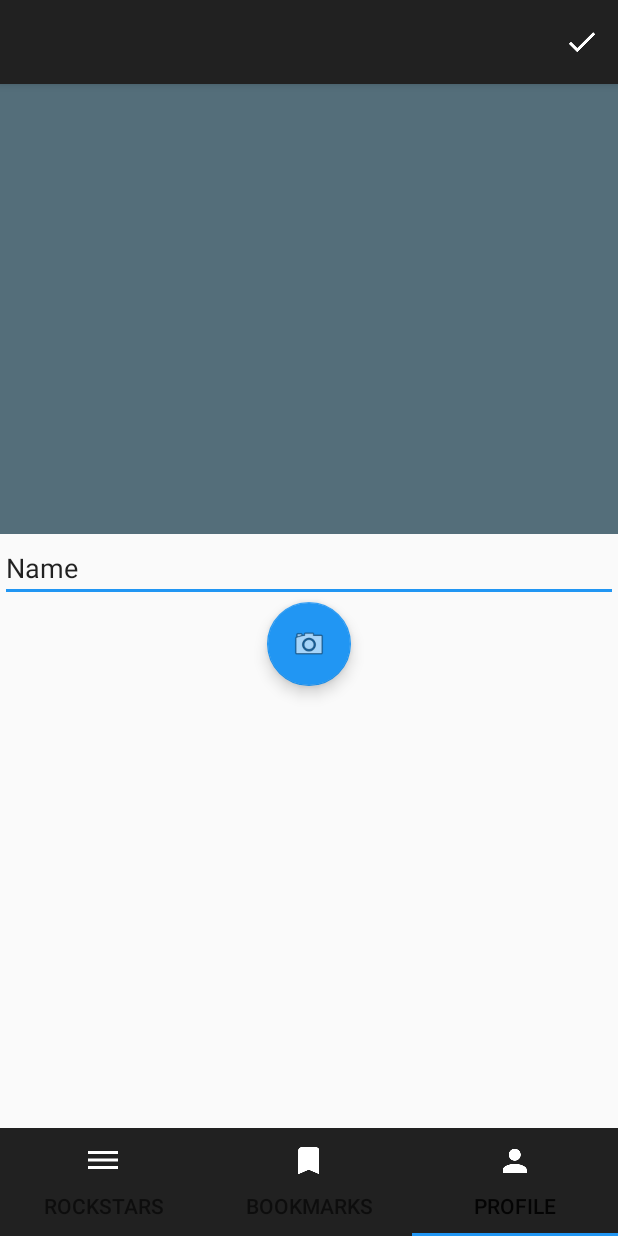
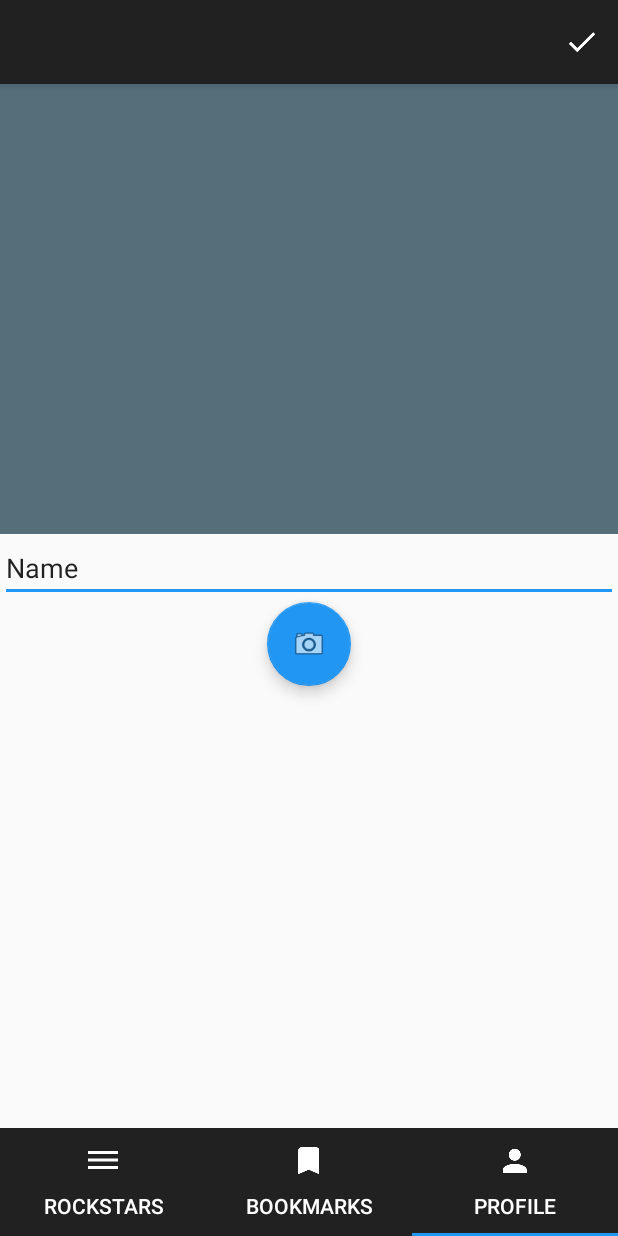
Before and after one commit to Neness07/TestAppStud2016, an Android app: the MainActivity screen opened directly, with no data from a screen before it, item 3 of the bottom bar chosen, on a phone screen of 412 x 824 dp. Run offline under Robolectric (Android 15) with nearby library versions, the phone set to English and light mode, and no system bars; network calls fail; 3 statements that could not run were skipped.

```diff
--- a/app/src/main/res/layout/activity_main.xml
+++ b/app/src/main/res/layout/activity_main.xml
@@ -19,6 +19,7 @@
         android:layout_height="wrap_content"
         android:layout_alignParentBottom="true"
         android:background="@color/colorPrimary"
+        app:tabTextColor="@android:color/white"
         app:tabMode="fixed"
         app:tabGravity="fill">
 
```
